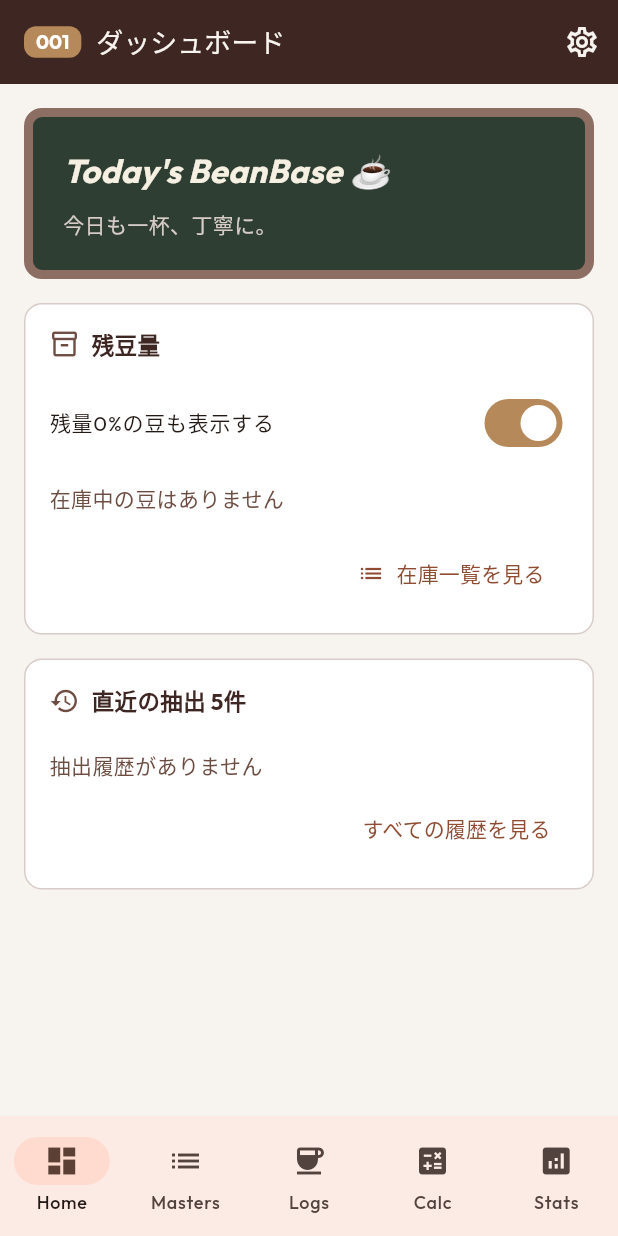
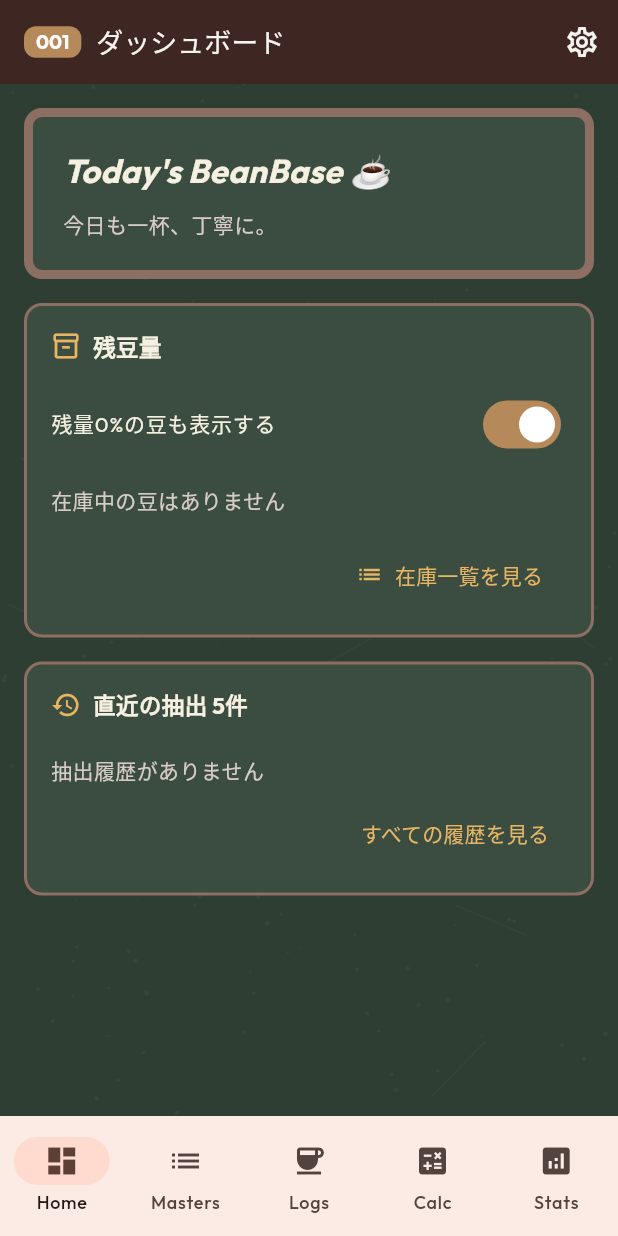
Before and after one commit to kazuki21057/bean-base, a Flutter app: the screen it shows after launch, after a tap on "残量0%の豆も表示する", on a phone screen of 412 x 824 dp. Run offline on Flutter 3.47's test engine with Material 3 defaults, Android fonts, the phone set to English and light mode, and no system bars; our stand-ins replace cloud_firestore, file_picker, firebase_core, fl_chart, flutter_riverpod, google_fonts and 2 more; missing offline and left inert: ml_linalg; accounts and stored records are empty; network calls fail; project files that could hold a hidden picture were left out.

Commit message:
Cycle 20 T2-1a: 黒板風テーマを共通ウィジェットに定義し001全体へ適用
lib/theme/blackboard_theme.dart を新規作成し、配色定数とチョーク粉テクスチャ
(CustomPainter)を定義。MockScreenScaffold/FormSection/MockSwitchTile/
BeanJarWidgetに非破壊のオプション引数(boardTexture/dark/labelColor/
textColor、いずれもデフォルトは既存の見た目を維持)を追加し、001以外の
21画面には影響を与えずダッシュボードのみ黒板風の配色・背景テクスチャに
統一した。ユーザー確認のうえ適用範囲を001全体(ウェルカムバナーだけでなく
残豆量・直近5件のセクションも含む)とした。

Co-Authored-By: Claude Sonnet 5 <noreply@anthropic.com>
Claude-Session: https://claude.ai/code/session_01XkxR178CiS1uLW1nrwaNDH

```diff
--- a/lib/screens/create/create_form_widgets.dart
+++ b/lib/screens/create/create_form_widgets.dart
@@ -1,5 +1,6 @@
 import 'package:flutter/material.dart';
 import '../../routing/app_screen.dart';
+import '../../theme/blackboard_theme.dart';
 
 /// 作成系画面(012/015/018/021/024/031)のUIモック共通部品。
 ///
@@ -123,17 +124,22 @@ class CreateFormScaffold extends StatelessWidget {
   }
 }
 
-/// セクション見出し付きの白カード。
+/// セクション見出し付きのカード。
+///
+/// `dark: true` で黒板風(Cycle 20 T2-1a)の配色になる。デフォルトは
+/// 従来どおりの白カードのため、既存の呼び出し元(001以外)は無変更で動く。
 class FormSection extends StatelessWidget {
   final IconData icon;
   final String title;
   final List<Widget> children;
+  final bool dark;
 
   const FormSection({
     super.key,
     required this.icon,
     required this.title,
     required this.children,
+    this.dark = false,
   });
 
   @override
@@ -142,23 +148,23 @@ class FormSection extends StatelessWidget {
       margin: const EdgeInsets.only(bottom: 16),
       padding: const EdgeInsets.all(16),
       decoration: BoxDecoration(
-        color: Colors.white,
+        color: dark ? kBoardBgLight : Colors.white,
         borderRadius: BorderRadius.circular(12),
-        border: Border.all(color: kLatte),
+        border: Border.all(color: dark ? kBoardFrame : kLatte, width: dark ? 2 : 1),
       ),
       child: Column(
         crossAxisAlignment: CrossAxisAlignment.start,
         children: [
           Row(
             children: [
-              Icon(icon, size: 20, color: kMocha),
+              Icon(icon, size: 20, color: dark ? kChalkAccent : kMocha),
               const SizedBox(width: 8),
               Text(
                 title,
-                style: const TextStyle(
+                style: TextStyle(
                   fontSize: 15,
                   fontWeight: FontWeight.bold,
-                  color: kEspresso,
+                  color: dark ? kChalkWhite : kEspresso,
                 ),
               ),
             ],
@@ -405,12 +411,14 @@ class MockSwitchTile extends StatefulWidget {
   final String label;
   final bool initialValue;
   final ValueChanged<bool>? onChanged;
+  final Color? labelColor;
 
   const MockSwitchTile({
     super.key,
     required this.label,
     this.initialValue = true,
     this.onChanged,
+    this.labelColor,
   });
 
   @override
@@ -432,7 +440,10 @@ class _MockSwitchTileState extends State<MockSwitchTile> {
   Widget build(BuildContext context) {
     return SwitchListTile(
       contentPadding: EdgeInsets.zero,
-      title: Text(widget.label, style: const TextStyle(fontSize: 14)),
+      title: Text(
+        widget.label,
+        style: TextStyle(fontSize: 14, color: widget.labelColor),
+      ),
       activeTrackColor: kAccent,
       value: _value,
       onChanged: (v) {
--- a/lib/screens/dashboard_screen.dart
+++ b/lib/screens/dashboard_screen.dart
@@ -2,6 +2,7 @@ import 'package:flutter/material.dart';
 import 'package:flutter_riverpod/flutter_riverpod.dart';
 import '../providers/data_providers.dart';
 import '../routing/app_screen.dart';
+import '../theme/blackboard_theme.dart';
 import '../utils/bean_stock_calculator.dart';
 import '../widgets/bean_jar_widget.dart';
 import 'create/create_form_widgets.dart';
@@ -20,6 +21,9 @@ import 'settings_screen.dart';
 /// で実データ接続(抽出履歴から算出)。010(在庫一覧)・002(履歴一覧)への遷移も接続。
 /// Cycle 20 T2-2c: 010と同じ「残量0%の豆も表示する」トグルを追加し、
 /// フィルタを`isInStock`(旧フラグ)から実計算の残量%ベースに統一。
+/// Cycle 20 T2-1a: 画面全体を黒板風テーマ(`theme/blackboard_theme.dart`)に統一。
+/// 背景は`MockScreenScaffold(boardTexture: true)`、各セクションは
+/// `FormSection(dark: true)`で共通ウィジェット側にオプションとして追加した。
 class DashboardScreen extends ConsumerStatefulWidget {
   const DashboardScreen({super.key});
 
@@ -38,6 +42,7 @@ class _DashboardScreenState extends ConsumerState<DashboardScreen> {
 
     return MockScreenScaffold(
       screen: AppScreen.dashboard,
+      boardTexture: true,
       actions: [
         IconButton(
           icon: const Icon(Icons.settings_outlined),
@@ -48,14 +53,14 @@ class _DashboardScreenState extends ConsumerState<DashboardScreen> {
         ),
       ],
       children: [
-        // 黒板風ウェルカムボード(本テーマ化はT2-1a/T2-1bで実装)
+        // 黒板風ウェルカムボード(Cycle 20 T2-1a: 共通テーマ定数を使用)
         Container(
           margin: const EdgeInsets.only(bottom: 16),
           padding: const EdgeInsets.all(20),
           decoration: BoxDecoration(
-            color: const Color(0xFF2F3E33),
+            color: kBoardBgLight,
             borderRadius: BorderRadius.circular(12),
-            border: Border.all(color: const Color(0xFF8D6E63), width: 6),
+            border: Border.all(color: kBoardFrame, width: 6),
           ),
           child: const Column(
             crossAxisAlignment: CrossAxisAlignment.start,
@@ -63,7 +68,7 @@ class _DashboardScreenState extends ConsumerState<DashboardScreen> {
               Text(
                 "Today's BeanBase ☕",
                 style: TextStyle(
-                  color: Color(0xFFF5F0E1),
+                  color: kChalkWhite,
                   fontSize: 22,
                   fontStyle: FontStyle.italic,
                   fontWeight: FontWeight.bold,
@@ -72,7 +77,7 @@ class _DashboardScreenState extends ConsumerState<DashboardScreen> {
               SizedBox(height: 8),
               Text(
                 '今日も一杯、丁寧に。',
-                style: TextStyle(color: Color(0xFFD7CCC8), fontSize: 14, height: 1.6),
+                style: TextStyle(color: kChalkMuted, fontSize: 14, height: 1.6),
               ),
             ],
           ),
@@ -80,10 +85,12 @@ class _DashboardScreenState extends ConsumerState<DashboardScreen> {
         FormSection(
           icon: Icons.inventory_2_outlined,
           title: '残豆量',
+          dark: true,
           children: [
             MockSwitchTile(
               label: '残量0%の豆も表示する',
               initialValue: _showEmpty,
+              labelColor: kChalkWhite,
               onChanged: (v) => setState(() => _showEmpty = v),
             ),
             const SizedBox(height: 4),
@@ -93,7 +100,7 @@ class _DashboardScreenState extends ConsumerState<DashboardScreen> {
                 if (named.isEmpty) {
                   return const Padding(
                     padding: EdgeInsets.symmetric(vertical: 8),
-                    child: Text('在庫中の豆はありません', style: TextStyle(color: kMocha)),
+                    child: Text('在庫中の豆はありません', style: TextStyle(color: kChalkMuted)),
                   );
                 }
                 final logs = logsAsync.value ?? const [];
@@ -104,7 +111,7 @@ class _DashboardScreenState extends ConsumerState<DashboardScreen> {
                 if (visible.isEmpty) {
                   return const Padding(
                     padding: EdgeInsets.symmetric(vertical: 8),
-                    child: Text('残量のある豆はありません', style: TextStyle(color: kMocha)),
+                    child: Text('残量のある豆はありません', style: TextStyle(color: kChalkMuted)),
                   );
                 }
                 return SingleChildScrollView(
@@ -122,6 +129,7 @@ class _DashboardScreenState extends ConsumerState<DashboardScreen> {
                             child: BeanJarWidget(
                               percent: percent,
                               label: bean.name,
+                              textColor: kChalkWhite,
                             ),
                           ),
                         ),
@@ -131,14 +139,15 @@ class _DashboardScreenState extends ConsumerState<DashboardScreen> {
               },
               loading: () => const Padding(
                 padding: EdgeInsets.symmetric(vertical: 16),
-                child: Center(child: CircularProgressIndicator()),
+                child: Center(child: CircularProgressIndicator(color: kChalkWhite)),
               ),
-              error: (e, s) => Text('読み込みエラー: $e'),
+              error: (e, s) => Text('読み込みエラー: $e', style: const TextStyle(color: kChalkError)),
             ),
             const SizedBox(height: 8),
             Align(
               alignment: Alignment.centerRight,
               child: TextButton.icon(
+                style: TextButton.styleFrom(foregroundColor: kChalkAccent),
                 onPressed: () {
                   Navigator.push(context, MaterialPageRoute(builder: (_) => const BeanListScreen()));
                 },
@@ -151,6 +160,7 @@ class _DashboardScreenState extends ConsumerState<DashboardScreen> {
         FormSection(
           icon: Icons.history,
           title: '直近の抽出 5件',
+          dark: true,
           children: [
             logsAsync.when(
               data: (logs) {
@@ -158,7 +168,7 @@ class _DashboardScreenState extends ConsumerState<DashboardScreen> {
                 if (validLogs.isEmpty) {
                   return const Padding(
                     padding: EdgeInsets.symmetric(vertical: 8),
-                    child: Text('抽出履歴がありません', style: TextStyle(color: kMocha)),
+                    child: Text('抽出履歴がありません', style: TextStyle(color: kChalkMuted)),
                   );
                 }
                 validLogs.sort((a, b) => b.brewedAt.compareTo(a.brewedAt));
@@ -195,13 +205,14 @@ class _DashboardScreenState extends ConsumerState<DashboardScreen> {
               },
               loading: () => const Padding(
                 padding: EdgeInsets.symmetric(vertical: 16),
-                child: Center(child: CircularProgressIndicator()),
+                child: Center(child: CircularProgressIndicator(color: kChalkWhite)),
               ),
-              error: (e, s) => Text('読み込みエラー: $e'),
+              error: (e, s) => Text('読み込みエラー: $e', style: const TextStyle(color: kChalkError)),
             ),
             Align(
               alignment: Alignment.centerRight,
               child: TextButton(
+                style: TextButton.styleFrom(foregroundColor: kChalkAccent),
                 onPressed: () {
                   Navigator.push(context, MaterialPageRoute(builder: (_) => const LogListScreen()));
                 },
--- a/lib/screens/mock/mock_scaffold.dart
+++ b/lib/screens/mock/mock_scaffold.dart
@@ -1,17 +1,22 @@
 import 'package:flutter/material.dart';
 import '../../routing/app_screen.dart';
+import '../../theme/blackboard_theme.dart';
 import '../../widgets/bean_image.dart';
 import '../create/create_form_widgets.dart';
 
 /// 一覧・詳細・ダッシュボード系画面のUIモック共通骨格。
 /// 作成系の CreateFormScaffold と同じパレット(コーヒートーン)を使い、
 /// 保存バーの代わりに任意のFAB/AppBarアクションを持てる。
+///
+/// `boardTexture: true` にすると本文の背景が黒板風(Cycle 20 T2-1a)になる。
+/// デフォルトは従来どおりのクリーム背景のため、他画面は無変更で動く。
 class MockScreenScaffold extends StatelessWidget {
   final AppScreen screen;
   final List<Widget> children;
   final Widget? floatingActionButton;
   final List<Widget>? actions;
   final double maxWidth;
+  final bool boardTexture;
 
   const MockScreenScaffold({
     super.key,
@@ -20,12 +25,23 @@ class MockScreenScaffold extends StatelessWidget {
     this.floatingActionButton,
     this.actions,
     this.maxWidth = 720,
+    this.boardTexture = false,
   });
 
   @override
   Widget build(BuildContext context) {
+    final body = Center(
+      child: ConstrainedBox(
+        constraints: BoxConstraints(maxWidth: maxWidth),
+        child: ListView(
+          padding: const EdgeInsets.fromLTRB(16, 16, 16, 80),
+          children: children,
+        ),
+      ),
+    );
+
     return Scaffold(
-      backgroundColor: kCream,
+      backgroundColor: boardTexture ? kBoardBg : kCream,
       appBar: AppBar(
         backgroundColor: kEspresso,
         foregroundColor: kCream,
@@ -54,15 +70,7 @@ class MockScreenScaffold extends StatelessWidget {
         ),
       ),
       floatingActionButton: floatingActionButton,
-      body: Center(
-        child: ConstrainedBox(
-          constraints: BoxConstraints(maxWidth: maxWidth),
-          child: ListView(
-            padding: const EdgeInsets.fromLTRB(16, 16, 16, 80),
-            children: children,
-          ),
-        ),
-      ),
+      body: boardTexture ? BlackboardTexture(child: body) : body,
     );
   }
 }
--- /dev/null
+++ b/lib/theme/blackboard_theme.dart
@@ -0,0 +1,75 @@
+import 'dart:math';
+import 'package:flutter/material.dart';
+
+/// 黒板風テーマ(Cycle 20 T2-1a)。
+///
+/// 001(ダッシュボード)のような「黒板」を表現する画面で使う配色・背景テクスチャ。
+/// 既存のコーヒートーン配色(create_form_widgets.dart の kMocha 等)とは別系統で、
+/// 黒板を表現する画面にのみ使う想定(共通ウィジェット側は `dark`/背景色の
+/// オプション引数で任意選択にし、他画面の見た目は変えない)。
+const kBoardBg = Color(0xFF2F3E33);
+const kBoardBgLight = Color(0xFF3B4D40);
+const kBoardFrame = Color(0xFF8D6E63);
+const kChalkWhite = Color(0xFFF5F0E1);
+const kChalkMuted = Color(0xFFD7CCC8);
+const kChalkAccent = Color(0xFFE8B563);
+const kChalkError = Color(0xFFFFAB91);
+
+/// 黒板の背景(チョークの粉・かすれをCustomPainterで薄く重ねる)。
+/// `child` の背後に固定シードのテクスチャを敷く。
+class BlackboardTexture extends StatelessWidget {
+  final Widget child;
+
+  const BlackboardTexture({super.key, required this.child});
+
+  @override
+  Widget build(BuildContext context) {
+    return ColoredBox(
+      color: kBoardBg,
+      child: Stack(
+        children: [
+          const Positioned.fill(
+            child: CustomPaint(painter: _BlackboardTexturePainter()),
+          ),
+          child,
+        ],
+      ),
+    );
+  }
+}
+
+class _BlackboardTexturePainter extends CustomPainter {
+  const _BlackboardTexturePainter();
+
+  @override
+  void paint(Canvas canvas, Size size) {
+    // 固定シード: 再描画のたびにテクスチャが変わらないようにする。
+    final rnd = Random(42);
+
+    final dustPaint = Paint()..color = Colors.white.withValues(alpha: 0.035);
+    for (var i = 0; i < 260; i++) {
+      final dx = rnd.nextDouble() * size.width;
+      final dy = rnd.nextDouble() * size.height;
+      final r = rnd.nextDouble() * 1.4 + 0.3;
+      canvas.drawCircle(Offset(dx, dy), r, dustPaint);
+    }
+
+    final streakPaint = Paint()
+      ..color = Colors.white.withValues(alpha: 0.025)
+      ..strokeWidth = 1;
+    for (var i = 0; i < 14; i++) {
+      final startX = rnd.nextDouble() * size.width;
+      final startY = rnd.nextDouble() * size.height;
+      final length = rnd.nextDouble() * 60 + 20;
+      final angle = rnd.nextDouble() * pi;
+      final end = Offset(
+        startX + length * cos(angle),
+        startY + length * sin(angle),
+      );
+      canvas.drawLine(Offset(startX, startY), end, streakPaint);
+    }
+  }
+
+  @override
+  bool shouldRepaint(covariant _BlackboardTexturePainter oldDelegate) => false;
+}
--- a/lib/widgets/bean_jar_widget.dart
+++ b/lib/widgets/bean_jar_widget.dart
@@ -12,6 +12,7 @@ class BeanJarWidget extends StatelessWidget {
   final String? label;
   final double width;
   final double height;
+  final Color? textColor;
 
   const BeanJarWidget({
     super.key,
@@ -19,6 +20,7 @@ class BeanJarWidget extends StatelessWidget {
     this.label,
     this.width = 56,
     this.height = 76,
+    this.textColor,
   });
 
   /// percent を最も近い10%刻みの段階(0,10,20,…,100のいずれか)にスナップした値。
@@ -66,8 +68,10 @@ class BeanJarWidget extends StatelessWidget {
         const SizedBox(height: 4),
         Text(
           '$stage%',
-          style: const TextStyle(
-              fontSize: 12, fontWeight: FontWeight.bold, color: kEspresso),
+          style: TextStyle(
+              fontSize: 12,
+              fontWeight: FontWeight.bold,
+              color: textColor ?? kEspresso),
         ),
         if (label != null)
           SizedBox(
@@ -77,7 +81,7 @@ class BeanJarWidget extends StatelessWidget {
               maxLines: 1,
               overflow: TextOverflow.ellipsis,
               textAlign: TextAlign.center,
-              style: const TextStyle(fontSize: 11, color: kMocha),
+              style: TextStyle(fontSize: 11, color: textColor ?? kMocha),
             ),
           ),
       ],
```
Also changed, not shown: 2 other files.
